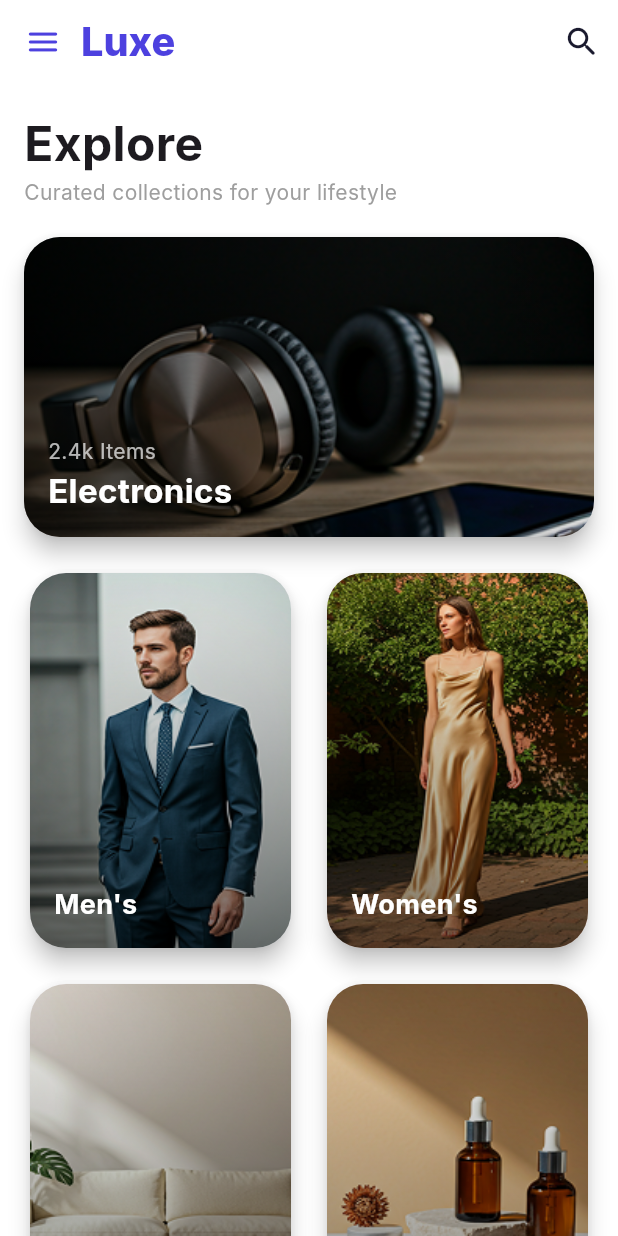
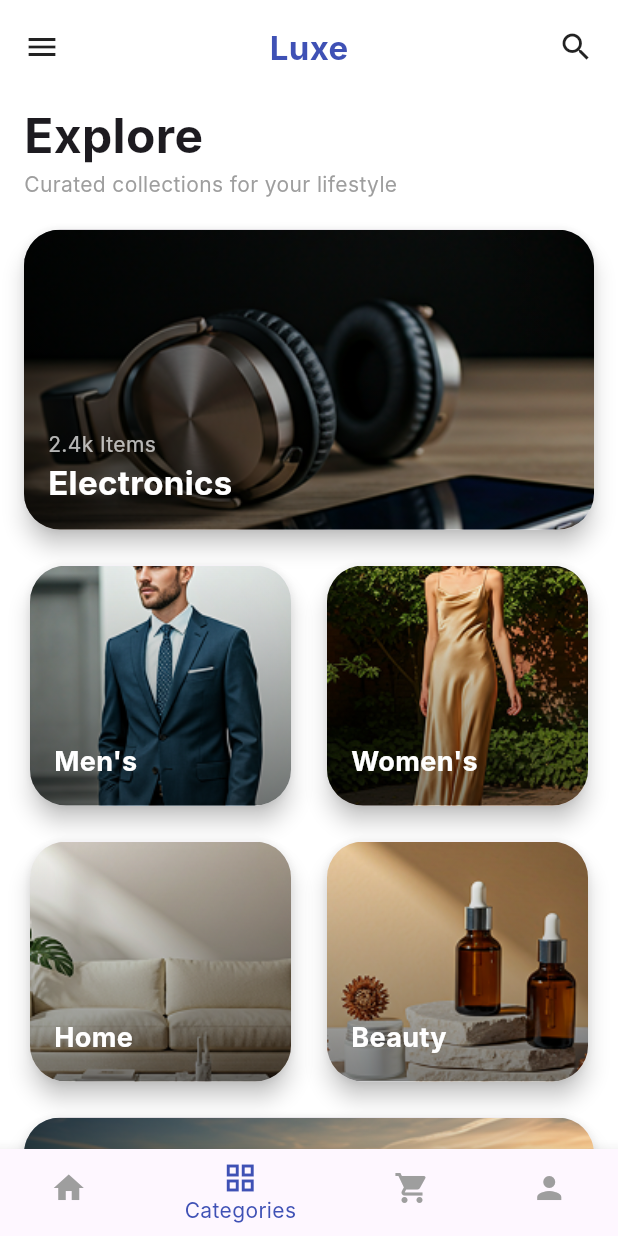
Before and after one commit to AbdoEmad11/nti_final_project, a Flutter app: the CategoriesScreen screen opened directly, on a phone screen of 412 x 824 dp. Run offline on Flutter 3.47's test engine with Material 3 defaults, Android fonts, the phone set to English and light mode, and no system bars; our stand-ins replace cached_network_image, dio, equatable, flutter_bloc, flutter_screenutil, flutter_svg and 1 more; accounts and stored records are empty; network calls fail; Roboto replaces fonts that are missing (Inter).

Commit message:
add product feature from feature/product

```diff
--- a/lib/features/product/view/screens/categories_screen.dart
+++ b/lib/features/product/view/screens/categories_screen.dart
@@ -8,22 +8,24 @@ import 'package:nti_final_project/features/product/view/widgets/widgets/section_
 import 'package:nti_final_project/features/product/view/widgets/widgets/small_category_card.dart';
 import 'package:nti_final_project/features/product/view/widgets/widgets/trending_card.dart';
 
-import '../../../../core/widgets/app_bar_widget.dart';
-
 class CategoriesScreen extends StatelessWidget {
   const CategoriesScreen({super.key});
 
   @override
   Widget build(BuildContext context) {
     return Scaffold(
-      appBar: const LuxeAppBar(),
-      // bottomNavigationBar: const CustomBottomNavBar(),
+      bottomNavigationBar: const CustomBottomNavBar(),
       body: SafeArea(
         child: SingleChildScrollView(
           padding: const EdgeInsets.all(16),
           child: Column(
             crossAxisAlignment: CrossAxisAlignment.start,
             children: [
+
+              const AppHeader(),
+
+              const SizedBox(height: 20),
+
               const Text(
                 "Explore",
                 style: TextStyle(fontSize: 32, fontWeight: FontWeight.bold),
--- a/lib/features/product/view/widgets/widgets/small_category_card.dart
+++ b/lib/features/product/view/widgets/widgets/small_category_card.dart
@@ -20,12 +20,11 @@ class SmallCategoryCard extends StatelessWidget {
       ),
       clipBehavior: Clip.antiAlias,
       child: SizedBox(
-        height: 250,
-        width: 160,
+        height: 160,
         child: Stack(
           fit: StackFit.expand,
           children: [
-            Image.asset(image, fit: BoxFit.fill),
+            Image.asset(image, fit: BoxFit.cover),
 
             Container(
               decoration: BoxDecoration(
```
